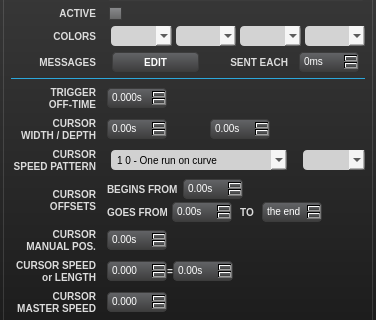
Old version of the form uiinspector.ui in the repository buzzinglight/IanniX; both pictures show x 0 to 376 and y 240 to 560 of the 376 by 645 pixel window.
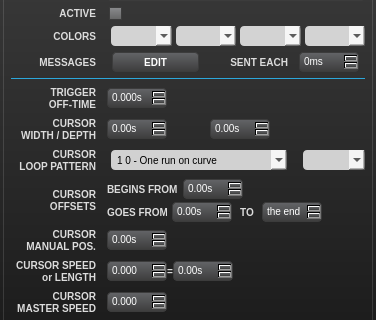
New version of the form. The open tabs and pages were chosen to show the change. Icons and pictures are not drawn.

The edit to the form file:
```diff
--- a/uiinspector.ui
+++ b/uiinspector.ui
@@ -750,7 +750,7 @@
               </property>
               <property name="text">
                <string>CURSOR
-SPEED PATTERN</string>
+LOOP PATTERN</string>
               </property>
               <property name="alignment">
                <set>Qt::AlignRight|Qt::AlignTrailing|Qt::AlignVCenter</set>
```
